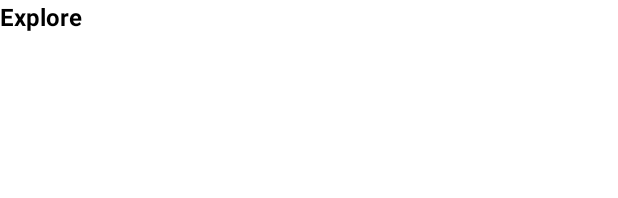
After one commit to Basma-AlKhameri/Book.App, an Android app: the layout list_tab.xml on its own in the app's theme, with its tools: preview values and no code run, on a phone screen of 412 x 824 dp. The commit adds this screen. Shown: the top 198 px of the screen. Run offline under Robolectric (Android 15) with nearby library versions, the phone set to English and light mode, and no system bars.

Commit message:
Tab RecyclerView

```diff
--- /dev/null
+++ b/app/src/main/java/com/example/bookapp/DataClass/dataClass_tab.kt
@@ -0,0 +1,3 @@
+package com.example.bookapp.DataClass
+
+data class dataClass_tab(val Heading: String)
--- a/app/src/main/res/layout/activity_home_page.xml
+++ b/app/src/main/res/layout/activity_home_page.xml
@@ -28,7 +28,10 @@
         app:layout_constraintEnd_toEndOf="parent"
         app:layout_constraintHorizontal_bias="0.0"
         app:layout_constraintStart_toStartOf="parent"
-        app:layout_constraintTop_toBottomOf="@+id/bottomAppBar" />
+        app:layout_constraintTop_toBottomOf="@+id/bottomAppBar" >
+
+
+    </FrameLayout>
 
     <com.google.android.material.bottomnavigation.BottomNavigationView
         android:id="@+id/bottomNavigationView2"
@@ -39,4 +42,5 @@
         app:layout_constraintHorizontal_bias="0.5"
         app:layout_constraintStart_toStartOf="parent"
         app:menu="@menu/buttom_nav_menu2"/>
+
 </androidx.constraintlayout.widget.ConstraintLayout>
--- /dev/null
+++ b/app/src/main/res/layout/list_tab.xml
@@ -0,0 +1,18 @@
+<?xml version="1.0" encoding="utf-8"?>
+<androidx.constraintlayout.widget.ConstraintLayout xmlns:android="http://schemas.android.com/apk/res/android"
+    xmlns:app="http://schemas.android.com/apk/res-auto"
+    xmlns:tools="http://schemas.android.com/tools"
+    android:layout_width="match_parent"
+    android:layout_height="match_parent">
+
+    <TextView
+        android:id="@+id/explor_tap"
+        android:layout_width="0dp"
+        android:layout_height="wrap_content"
+        android:text="Explore"
+        android:textColor="@color/black"
+        android:textSize="16dp"
+        android:textStyle="bold"
+        app:layout_constraintStart_toStartOf="parent"
+        app:layout_constraintTop_toTopOf="parent" />
+</androidx.constraintlayout.widget.ConstraintLayout>
```
Also changed, not shown: app/src/main/java/com/example/bookapp/adapters/tab_adapter.kt (added, +35 -0 lines), app/src/main/res/layout/home_icon_fragment.xml (+12 -0 lines).
